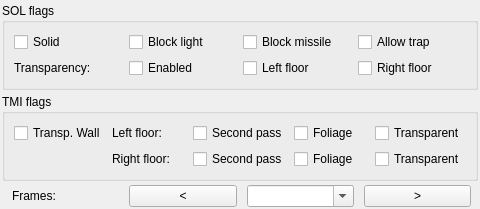
Old version of the form source/leveltabsubtilewidget.ui in the repository pionere/d1-graphics-tool.
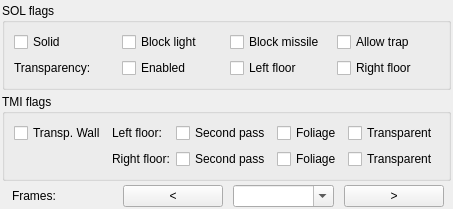
New version of the form.

```diff
--- a/source/leveltabsubtilewidget.ui
+++ b/source/leveltabsubtilewidget.ui
@@ -2,20 +2,6 @@
 <ui version="4.0">
  <class>LevelTabSubTileWidget</class>
  <widget class="QWidget" name="LevelTabSubTileWidget">
-  <property name="geometry">
-   <rect>
-    <x>0</x>
-    <y>0</y>
-    <width>480</width>
-    <height>160</height>
-   </rect>
-  </property>
-  <property name="sizePolicy">
-   <sizepolicy hsizetype="Minimum" vsizetype="Preferred">
-    <horstretch>0</horstretch>
-    <verstretch>0</verstretch>
-   </sizepolicy>
-  </property>
   <layout class="QVBoxLayout" name="verticalLayout_0">
    <property name="spacing">
     <number>4</number>
```
